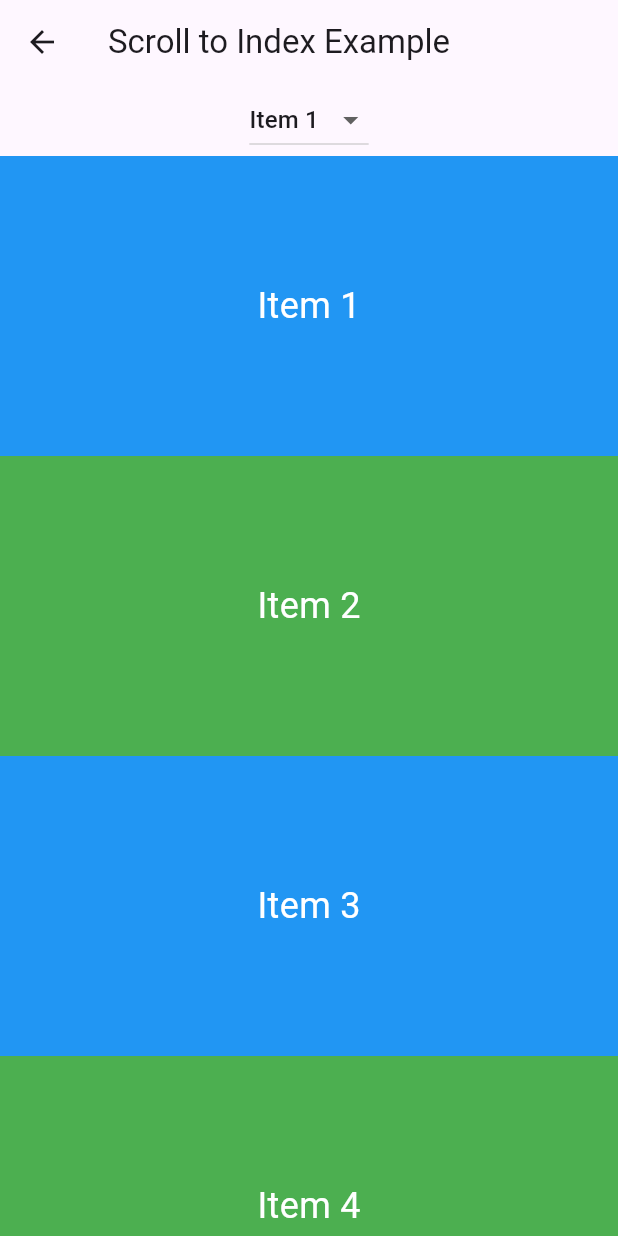
After one commit to tsuna614/Velocity, a Flutter app: the TestScreen screen opened directly, on a phone screen of 412 x 824 dp. The commit adds this screen. Run offline on Flutter 3.47's test engine with Material 3 defaults, Android fonts, the phone set to English and light mode, and no system bars; our stand-ins replace firebase_auth, firebase_core, flutter_bloc, font_awesome_flutter, transparent_image; accounts and stored records are empty; generated files the repository leaves out were written again; network calls fail.

```diff
--- a/lib/main.dart
+++ b/lib/main.dart
@@ -5,6 +5,7 @@ import 'package:flutter_bloc/flutter_bloc.dart';
 import 'package:flutter_localizations/flutter_localizations.dart';
 import 'package:flutter_gen/gen_l10n/app_localizations.dart';
 import 'package:velocity_app/src/bloc/user_bloc.dart';
+import 'package:velocity_app/src/test.dart';
 import 'package:velocity_app/src/view/auth/log_in.dart';
 import 'package:velocity_app/src/view/main_screen.dart';
 import 'dart:io';
--- /dev/null
+++ b/lib/src/test.dart
@@ -0,0 +1,68 @@
+import 'package:flutter/material.dart';
+import 'package:flutter/widgets.dart';
+
+class TestScreen extends StatefulWidget {
+  @override
+  _TestScreenState createState() => _TestScreenState();
+}
+
+class _TestScreenState extends State<TestScreen> {
+  final ScrollController _scrollController = ScrollController();
+  int _selectedIndex = 0;
+
+  void _scrollToIndex(int index) {
+    _scrollController.animateTo(
+      index * 200.0, // Each container is 200px in height
+      duration: Duration(seconds: 1),
+      curve: Curves.easeInOut,
+    );
+  }
+
+  @override
+  Widget build(BuildContext context) {
+    return Scaffold(
+      appBar: AppBar(
+        title: Text('Scroll to Index Example'),
+      ),
+      body: Column(
+        children: [
+          DropdownButton<int>(
+            value: _selectedIndex,
+            items: List.generate(50, (index) {
+              return DropdownMenuItem(
+                value: index,
+                child: Text('Item ${index + 1}'),
+              );
+            }),
+            onChanged: (int? value) {
+              if (value != null) {
+                setState(() {
+                  _selectedIndex = value;
+                });
+                _scrollToIndex(value);
+              }
+            },
+          ),
+          Expanded(
+            child: ListView.builder(
+              controller: _scrollController,
+              itemCount: 50,
+              itemBuilder: (context, index) {
+                return Container(
+                  height: 200,
+                  color: index % 2 == 0 ? Colors.blue : Colors.green,
+                  child: Center(
+                    child: Text(
+                      'Item ${index + 1}',
+                      style: TextStyle(fontSize: 24, color: Colors.white),
+                    ),
+                  ),
+                );
+              },
+            ),
+          ),
+        ],
+      ),
+    );
+  }
+}
--- a/lib/src/view/main_screen.dart
+++ b/lib/src/view/main_screen.dart
@@ -35,9 +35,8 @@ class _MainScreenState extends State<MainScreen> {
       //   foregroundColor: Colors.white,
       //   backgroundColor: Colors.blue,
       // ),
-      body: SafeArea(
-        child: _pages[_currentPageIndex],
-      ),
+      body: _pages[_currentPageIndex],
+
       bottomNavigationBar: BottomNavigationBar(
         currentIndex: _currentPageIndex,
         onTap: (index) {
```
Also changed, not shown: lib/src/view/booking/booking.dart (+11 -5 lines), lib/src/view/booking/detail_booking.dart (added, +135 -0 lines), lib/src/view/home/detail_booking.dart (deleted, +0 -18 lines), lib/src/view/home/home.dart (+61 -18 lines), lib/src/widgets/home_travel_banner_buttons.dart (+7 -4 lines), lib/src/widgets/tour_card.dart (+10 -1 lines).
